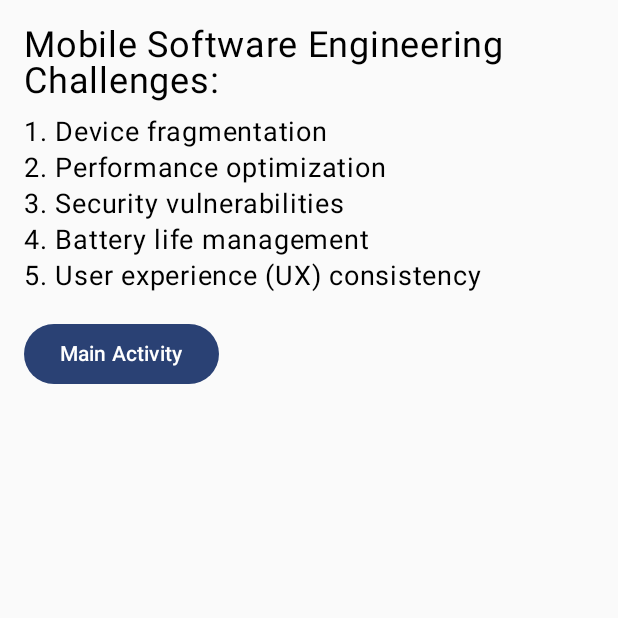
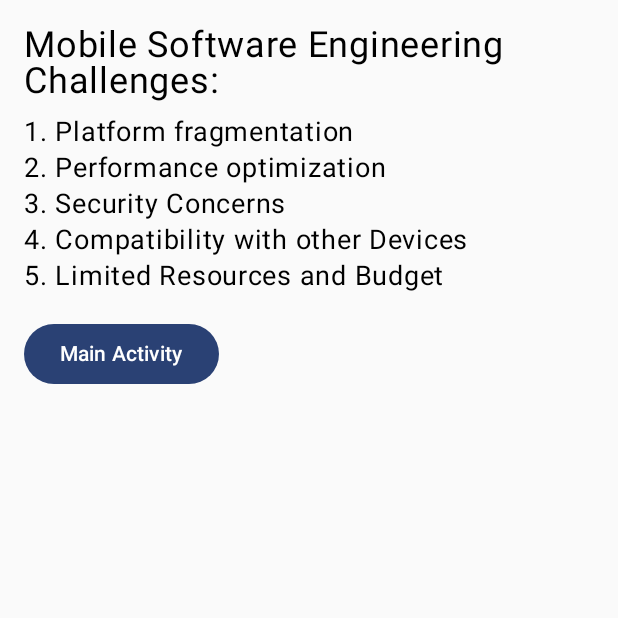
Before and after one commit to Zjude04/MobileSoftwareApp_Assignment2, an Android app built with Jetpack Compose: the screen it shows after launch (SecondActivity), after a tap on "Start Activity Explicitly", on a phone screen of 412 x 824 dp, the top half of it. Run offline under Robolectric (Android 15) with nearby library versions, the phone set to English and light mode, and no system bars.

Commit message:
Code edit

```diff
--- a/app/src/main/java/com/example/msa_assignment2/MainActivity.kt
+++ b/app/src/main/java/com/example/msa_assignment2/MainActivity.kt
@@ -25,11 +25,11 @@ class MainActivity : ComponentActivity() {
     }
 
     @Composable
-    fun MainScreen(modifier: Modifier = Modifier) {
+    fun MainScreen() {
         Column(modifier = Modifier.padding(16.dp)) {
             // Display full name and student ID
-            Text("Name: John Doe", fontSize = 24.sp, modifier = Modifier.padding(bottom = 8.dp))
-            Text("Student ID: 12345678", fontSize = 20.sp, modifier = Modifier.padding(bottom = 16.dp))
+            Text("Name: Zane Jude", fontSize = 24.sp, modifier = Modifier.padding(bottom = 8.dp))
+            Text("Student ID: 1403207", fontSize = 20.sp, modifier = Modifier.padding(bottom = 16.dp))
 
             // Explicit Intent Button to start SecondActivity
             Button(onClick = {
@@ -44,7 +44,7 @@ class MainActivity : ComponentActivity() {
                 val intent = Intent("com.example.msa_assignment2.ACTION_VIEW")
                 startActivity(intent)
             }) {
-                Text("Start Activity (Button 2)")
+                Text("Start Activity Implicitly")
             }
         }
     }
--- a/app/src/main/java/com/example/msa_assignment2/SecondActivity.kt
+++ b/app/src/main/java/com/example/msa_assignment2/SecondActivity.kt
@@ -29,11 +29,11 @@ class SecondActivity : ComponentActivity() {
         Column(modifier = Modifier.padding(16.dp)) {
             // List of mobile software engineering challenges
             Text("Mobile Software Engineering Challenges:", fontSize = 24.sp, modifier = Modifier.padding(bottom = 8.dp))
-            Text("1. Device fragmentation", fontSize = 18.sp)
+            Text("1. Platform fragmentation", fontSize = 18.sp)
             Text("2. Performance optimization", fontSize = 18.sp)
-            Text("3. Security vulnerabilities", fontSize = 18.sp)
-            Text("4. Battery life management", fontSize = 18.sp)
-            Text("5. User experience (UX) consistency", fontSize = 18.sp, modifier = Modifier.padding(bottom = 16.dp))
+            Text("3. Security Concerns", fontSize = 18.sp)
+            Text("4. Compatibility with other Devices", fontSize = 18.sp)
+            Text("5. Limited Resources and Budget", fontSize = 18.sp, modifier = Modifier.padding(bottom = 16.dp))
 
             // Button to go back to MainActivity
             Button(onClick = {
```
